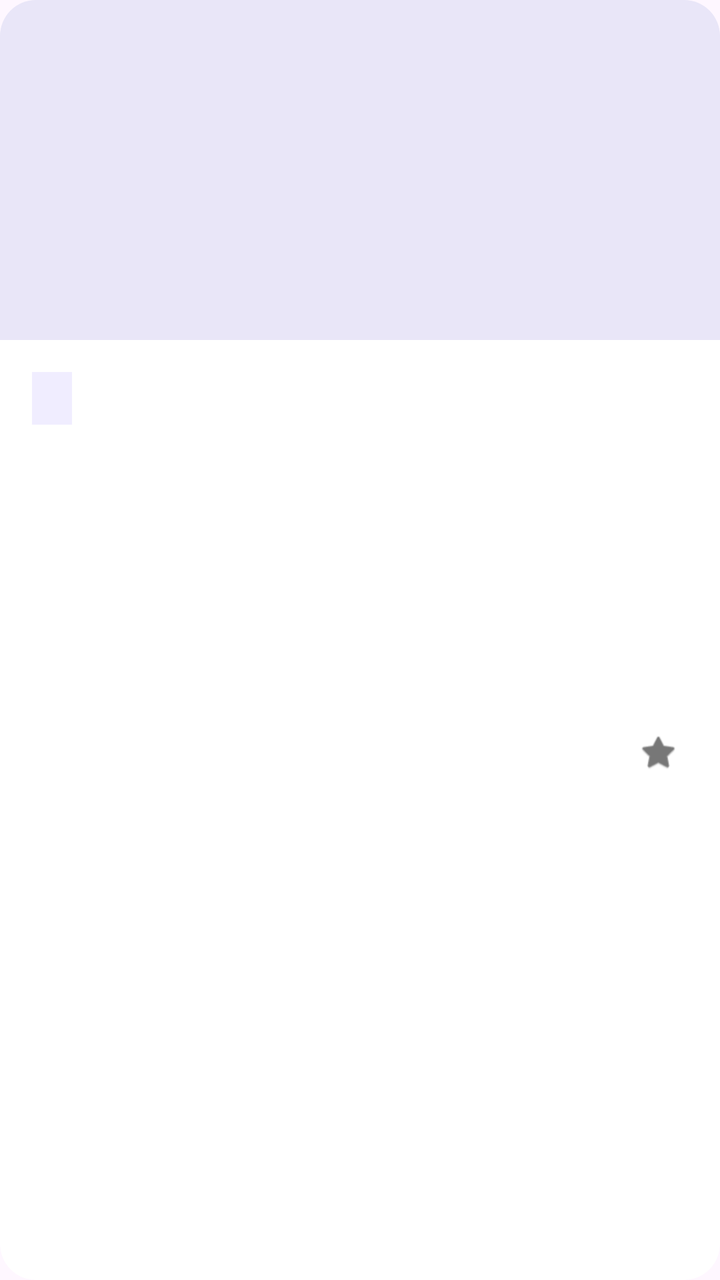
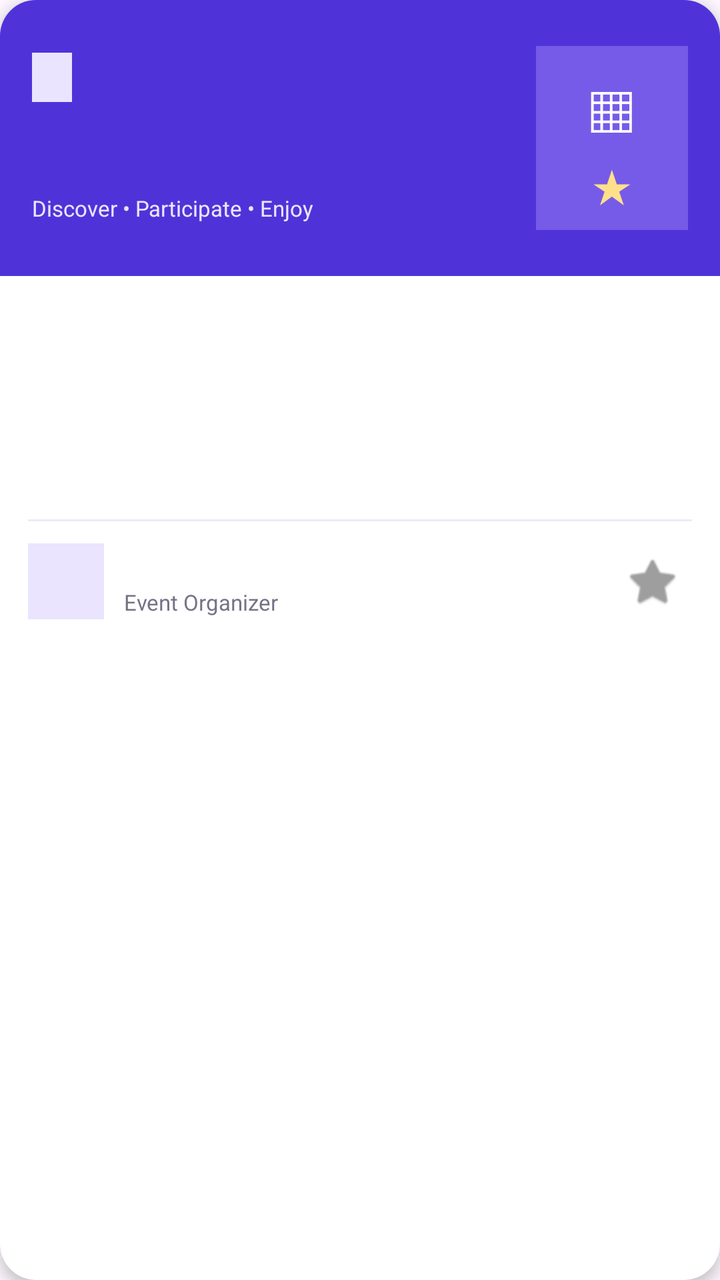

Screens rendered from an Android XML layout before and after an edit, with the pre-edit source and the edit as a unified diff.
<!-- AndroidManifest.xml: application theme Theme.EventSphere -->
<!-- res/layout/event_item.xml -->
<?xml version="1.0" encoding="utf-8"?>
<androidx.cardview.widget.CardView
    xmlns:android="http://schemas.android.com/apk/res/android"
    xmlns:app="http://schemas.android.com/apk/res-auto"
    android:id="@+id/eventCard"
    android:layout_width="match_parent"
    android:layout_height="wrap_content"
    android:layout_marginBottom="16dp"
    app:cardBackgroundColor="@android:color/white"
    app:cardCornerRadius="18dp"
    app:cardElevation="3dp">

    <LinearLayout
        android:layout_width="match_parent"
        android:layout_height="wrap_content"
        android:orientation="vertical">

        
        <ImageView
            android:id="@+id/ivEventImage"
            android:layout_width="match_parent"
            android:layout_height="170dp"
            android:background="#E9E6F8"
            android:scaleType="centerCrop"
            android:contentDescription="Event image" />

        <LinearLayout
            android:layout_width="match_parent"
            android:layout_height="wrap_content"
            android:orientation="vertical"
            android:padding="16dp">

            
            <TextView
                android:id="@+id/tvEventCategory"
                android:layout_width="wrap_content"
                android:layout_height="wrap_content"
                android:background="#F0EDFF"
                android:paddingStart="10dp"
                android:paddingTop="5dp"
                android:paddingEnd="10dp"
                android:paddingBottom="5dp"
                android:textColor="#5033D8"
                android:textSize="12sp"
                android:textStyle="bold" />

            
            <TextView
                android:id="@+id/tvEventTitle"
                android:layout_width="match_parent"
                android:layout_height="wrap_content"
                android:layout_marginTop="10dp"
                android:textColor="#222222"
                android:textSize="19sp"
                android:textStyle="bold" />

            
            <TextView
                android:id="@+id/tvEventDate"
                android:layout_width="match_parent"
                android:layout_height="wrap_content"
                android:layout_marginTop="8dp"
                android:textColor="#555555"
                android:textSize="14sp" />

            
            <TextView
                android:id="@+id/tvEventTime"
                android:layout_width="match_parent"
                android:layout_height="wrap_content"
                android:layout_marginTop="5dp"
                android:textColor="#555555"
                android:textSize="14sp" />

            
            <TextView
                android:id="@+id/tvEventVenue"
                android:layout_width="match_parent"
                android:layout_height="wrap_content"
                android:layout_marginTop="5dp"
                android:textColor="#555555"
                android:textSize="14sp" />

            
            <TextView
                android:id="@+id/tvEventCity"
                android:layout_width="match_parent"
                android:layout_height="wrap_content"
                android:layout_marginTop="5dp"
                android:textColor="#555555"
                android:textSize="14sp" />

            <LinearLayout
                android:layout_width="match_parent"
                android:layout_height="wrap_content"
                android:layout_marginTop="14dp"
                android:gravity="center_vertical"
                android:orientation="horizontal">

                
                <TextView
                    android:id="@+id/tvOrganizerName"
                    android:layout_width="0dp"
                    android:layout_height="wrap_content"
                    android:layout_weight="1"
                    android:textColor="#777777"
                    android:textSize="13sp" />

                
                <ImageView
                    android:id="@+id/ivSave"
                    android:layout_width="30dp"
                    android:layout_height="30dp"
                    android:padding="5dp"
                    android:src="@android:drawable/btn_star_big_off"
                    android:tint="#777777"
                    android:contentDescription="Save event" />

            </LinearLayout>

        </LinearLayout>

    </LinearLayout>

</androidx.cardview.widget.CardView>
<!-- resources referenced by this layout -->
<resources>
  <style name="Theme.EventSphere" parent="Base.Theme.EventSphere" />
  <style name="Base.Theme.EventSphere" parent="Theme.Material3.DayNight.NoActionBar">
          
          
      </style>
</resources>

<!-- the commit's change to res/layout/event_item.xml (unified diff, before → after) -->
@@ -2,13 +2,13 @@
 <androidx.cardview.widget.CardView
     xmlns:android="http://schemas.android.com/apk/res/android"
     xmlns:app="http://schemas.android.com/apk/res-auto"
-    android:id="@+id/eventCard"
     android:layout_width="match_parent"
     android:layout_height="wrap_content"
-    android:layout_marginBottom="16dp"
-    app:cardBackgroundColor="@android:color/white"
+    android:layout_marginHorizontal="2dp"
+    android:layout_marginVertical="8dp"
+    app:cardBackgroundColor="#FFFFFF"
     app:cardCornerRadius="18dp"
-    app:cardElevation="3dp">
+    app:cardElevation="4dp">
 
     <LinearLayout
         android:layout_width="match_parent"
@@ -16,105 +16,179 @@
         android:orientation="vertical">
 
         
-        <ImageView
-            android:id="@+id/ivEventImage"
+        <LinearLayout
             android:layout_width="match_parent"
-            android:layout_height="170dp"
-            android:background="#E9E6F8"
-            android:scaleType="centerCrop"
-            android:contentDescription="Event image" />
+            android:layout_height="138dp"
+            android:background="#5033D8"
+            android:gravity="center_vertical"
+            android:orientation="horizontal"
+            android:padding="16dp">
 
+            <LinearLayout
+                android:layout_width="0dp"
+                android:layout_height="match_parent"
+                android:layout_weight="1"
+                android:gravity="center_vertical"
+                android:orientation="vertical">
+
+                <TextView
+                    android:id="@+id/tvEventCategory"
+                    android:layout_width="wrap_content"
+                    android:layout_height="wrap_content"
+                    android:background="#EAE4FF"
+                    android:paddingHorizontal="10dp"
+                    android:paddingVertical="5dp"
+                    android:textColor="#5033D8"
+                    android:textSize="11sp"
+                    android:textStyle="bold" />
+
+                <TextView
+                    android:id="@+id/tvEventTitle"
+                    android:layout_width="match_parent"
+                    android:layout_height="wrap_content"
+                    android:layout_marginTop="10dp"
+                    android:ellipsize="end"
+                    android:maxLines="2"
+                    android:textColor="#FFFFFF"
+                    android:textSize="23sp"
+                    android:textStyle="bold" />
+
+                <TextView
+                    android:layout_width="wrap_content"
+                    android:layout_height="wrap_content"
+                    android:layout_marginTop="5dp"
+                    android:text="Discover • Participate • Enjoy"
+                    android:textColor="#EAE4FF"
+                    android:textSize="11sp" />
+
+            </LinearLayout>
+
+            
+            <LinearLayout
+                android:layout_width="76dp"
+                android:layout_height="92dp"
+                android:layout_marginStart="8dp"
+                android:background="#765BE8"
+                android:gravity="center"
+                android:orientation="vertical">
+
+                <TextView
+                    android:layout_width="wrap_content"
+                    android:layout_height="wrap_content"
+                    android:text="▦"
+                    android:textColor="#FFFFFF"
+                    android:textSize="34sp" />
+
+                <TextView
+                    android:layout_width="wrap_content"
+                    android:layout_height="wrap_content"
+                    android:text="★"
+                    android:textColor="#FFE08A"
+                    android:textSize="23sp" />
+
+            </LinearLayout>
+
+        </LinearLayout>
+
+        
         <LinearLayout
             android:layout_width="match_parent"
             android:layout_height="wrap_content"
             android:orientation="vertical"
-            android:padding="16dp">
+            android:padding="14dp">
 
-            
-            <TextView
-                android:id="@+id/tvEventCategory"
-                android:layout_width="wrap_content"
-                android:layout_height="wrap_content"
-                android:background="#F0EDFF"
-                android:paddingStart="10dp"
-                android:paddingTop="5dp"
-                android:paddingEnd="10dp"
-                android:paddingBottom="5dp"
-                android:textColor="#5033D8"
-                android:textSize="12sp"
-                android:textStyle="bold" />
-
-            
-            <TextView
-                android:id="@+id/tvEventTitle"
-                android:layout_width="match_parent"
-                android:layout_height="wrap_content"
-                android:layout_marginTop="10dp"
-                android:textColor="#222222"
-                android:textSize="19sp"
-                android:textStyle="bold" />
-
-            
             <TextView
                 android:id="@+id/tvEventDate"
                 android:layout_width="match_parent"
                 android:layout_height="wrap_content"
-                android:layout_marginTop="8dp"
-                android:textColor="#555555"
+                android:textColor="#302B40"
                 android:textSize="14sp" />
 
-            
             <TextView
                 android:id="@+id/tvEventTime"
                 android:layout_width="match_parent"
                 android:layout_height="wrap_content"
-                android:layout_marginTop="5dp"
-                android:textColor="#555555"
+                android:layout_marginTop="9dp"
+                android:textColor="#302B40"
                 android:textSize="14sp" />
 
-            
             <TextView
                 android:id="@+id/tvEventVenue"
                 android:layout_width="match_parent"
                 android:layout_height="wrap_content"
-                android:layout_marginTop="5dp"
-                android:textColor="#555555"
+                android:layout_marginTop="9dp"
+                android:textColor="#302B40"
                 android:textSize="14sp" />
 
-            
             <TextView
                 android:id="@+id/tvEventCity"
                 android:layout_width="match_parent"
                 android:layout_height="wrap_content"
-                android:layout_marginTop="5dp"
-                android:textColor="#555555"
-                android:textSize="14sp" />
+                android:layout_marginStart="26dp"
+                android:layout_marginTop="3dp"
+                android:textColor="#777386"
+                android:textSize="13sp" />
 
+            <View
+                android:layout_width="match_parent"
+                android:layout_height="1dp"
+                android:layout_marginTop="12dp"
+                android:layout_marginBottom="10dp"
+                android:background="#EEEAF8" />
+
+            
             <LinearLayout
                 android:layout_width="match_parent"
                 android:layout_height="wrap_content"
-                android:layout_marginTop="14dp"
                 android:gravity="center_vertical"
                 android:orientation="horizontal">
 
-                
                 <TextView
-                    android:id="@+id/tvOrganizerName"
+                    android:id="@+id/tvOrganizerInitial"
+                    android:layout_width="38dp"
+                    android:layout_height="38dp"
+                    android:background="#EAE4FF"
+                    android:gravity="center"
+                    android:textColor="#5033D8"
+                    android:textSize="17sp"
+                    android:textStyle="bold" />
+
+                <LinearLayout
                     android:layout_width="0dp"
                     android:layout_height="wrap_content"
+                    android:layout_marginStart="10dp"
                     android:layout_weight="1"
-                    android:textColor="#777777"
-                    android:textSize="13sp" />
+                    android:orientation="vertical">
 
-                
+                    <TextView
+                        android:id="@+id/tvOrganizerName"
+                        android:layout_width="match_parent"
+                        android:layout_height="wrap_content"
+                        android:ellipsize="end"
+                        android:maxLines="1"
+                        android:textColor="#302B40"
+                        android:textSize="13sp"
+                        android:textStyle="bold" />
+
+                    <TextView
+                        android:layout_width="wrap_content"
+                        android:layout_height="wrap_content"
+                        android:layout_marginTop="3dp"
+                        android:text="Event Organizer"
+                        android:textColor="#777386"
+                        android:textSize="11sp" />
+
+                </LinearLayout>
+
+
                 <ImageView
                     android:id="@+id/ivSave"
-                    android:layout_width="30dp"
-                    android:layout_height="30dp"
-                    android:padding="5dp"
+                    android:layout_width="40dp"
+                    android:layout_height="40dp"
+                    android:contentDescription="Save or unsave event"
+                    android:padding="6dp"
                     android:src="@android:drawable/btn_star_big_off"
-                    android:tint="#777777"
-                    android:contentDescription="Save event" />
+                    app:tint="#9E9E9E" />
 
             </LinearLayout>
 
